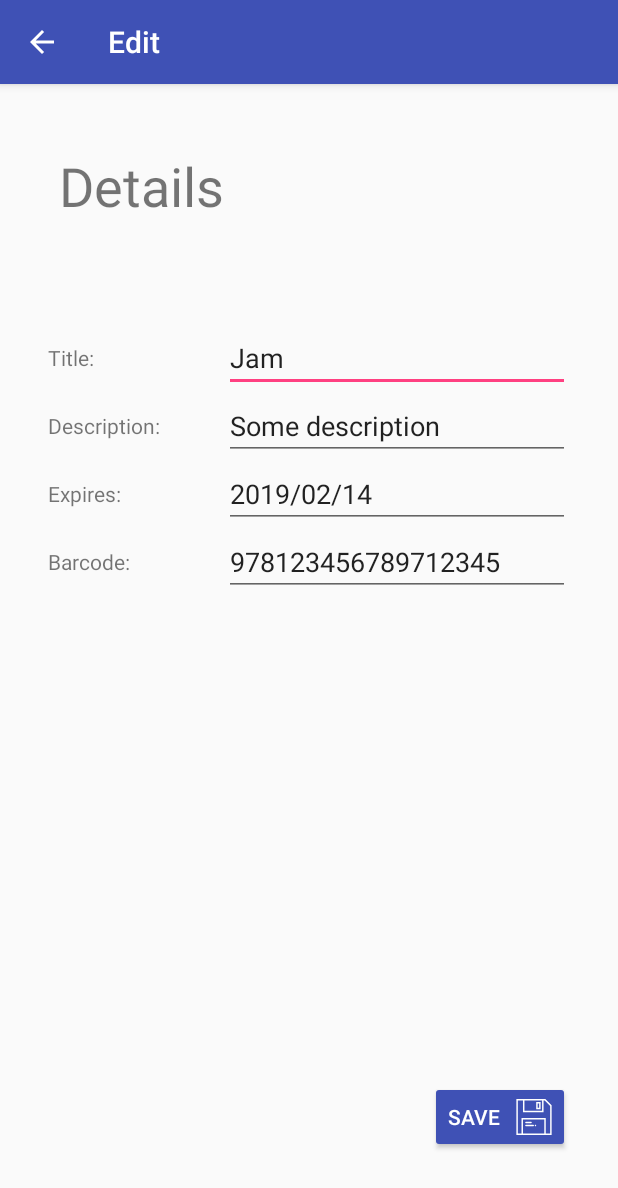
After one commit to Ojasvi-Jalal/SystemDesignProject-Team2, an Android app: the EditActivity screen opened directly, with no data from a screen before it, on a phone screen of 412 x 824 dp. The commit adds this screen. Shown: the top 1188 px of the screen. Run offline under Robolectric (Android 15) with nearby library versions, the light colour scheme and no system bars.

Commit message:
edit activity, animatin work

```diff
--- a/android-app/app/src/main/AndroidManifest.xml
+++ b/android-app/app/src/main/AndroidManifest.xml
@@ -19,6 +19,9 @@
         <activity
             android:name=".ShelfActivity"
             android:parentActivityName=".MainActivity" />
+        <activity
+            android:name=".EditActivity"
+            android:parentActivityName=".EditActivity"/>
     </application>
 
 </manifest>
--- /dev/null
+++ b/android-app/app/src/main/java/com/example/ojasvi/roboreachapp/EditActivity.kt
@@ -0,0 +1,14 @@
+package com.example.ojasvi.roboreachapp
+
+import android.support.v7.app.AppCompatActivity
+import android.os.Bundle
+
+class EditActivity : AppCompatActivity() {
+
+    override fun onCreate(savedInstanceState: Bundle?) {
+        super.onCreate(savedInstanceState)
+        setContentView(R.layout.activity_edit)
+        supportActionBar?.title = "Edit"
+        supportActionBar?.setDisplayHomeAsUpEnabled(true)
+    }
+}
--- a/android-app/app/src/main/java/com/example/ojasvi/roboreachapp/NotificationAdapter.kt
+++ b/android-app/app/src/main/java/com/example/ojasvi/roboreachapp/NotificationAdapter.kt
@@ -6,14 +6,12 @@ import android.view.View
 import android.view.ViewGroup
 import android.widget.TextView
 
-class NotificationAdapter(notifications: List<Notification>): RecyclerView.Adapter<NotificationAdapter.ViewHolder>()  {
-
-    var notifications: List<Notification> = notifications
+class NotificationAdapter(var notifications: List<Notification>): RecyclerView.Adapter<NotificationAdapter.ViewHolder>()  {
 
     override fun getItemCount(): Int = notifications.size
 
     override fun onBindViewHolder(viewHolder: ViewHolder, i: Int) {
-        viewHolder.messageText.text = String.format("${notifications[i].shelf.item.title} in shelf section ${notifications[i].shelf.name} is about to expire.")
+        viewHolder.messageText.text = String.format("${notifications[i].shelf.item?.title} in shelf section ${notifications[i].shelf.name} is about to expire.")
     }
 
 
--- a/android-app/app/src/main/java/com/example/ojasvi/roboreachapp/Shelf.kt
+++ b/android-app/app/src/main/java/com/example/ojasvi/roboreachapp/Shelf.kt
@@ -1,5 +1,5 @@
 package com.example.ojasvi.roboreachapp
 
-class Shelf(var item: Item, val name: String) {
+class Shelf(var item: Item? = null, val name: String) {
 
 }
--- /dev/null
+++ b/android-app/app/src/main/res/drawable/ic_save.xml
@@ -0,0 +1,8 @@
+<vector android:height="24dp" android:viewportHeight="49"
+    android:viewportWidth="49" android:width="24dp" xmlns:android="http://schemas.android.com/apk/res/android">
+    <path android:fillColor="#FFFFFF" android:pathData="M39.914,0H37.5h-28h-9v49h7h33h8V8.586L39.914,0zM35.5,2v14h-24V2H35.5zM9.5,47V28h29v19H9.5zM46.5,47h-6V26h-33v21h-5V2h7v16h28V2h1.586L46.5,9.414V47z"/>
+    <path android:fillColor="#FFFFFF" android:pathData="M13.5,33h7c0.553,0 1,-0.447 1,-1s-0.447,-1 -1,-1h-7c-0.553,0 -1,0.447 -1,1S12.947,33 13.5,33z"/>
+    <path android:fillColor="#FFFFFF" android:pathData="M23.5,35h-10c-0.553,0 -1,0.447 -1,1s0.447,1 1,1h10c0.553,0 1,-0.447 1,-1S24.053,35 23.5,35z"/>
+    <path android:fillColor="#FFFFFF" android:pathData="M25.79,35.29c-0.181,0.189 -0.29,0.45 -0.29,0.71s0.109,0.52 0.29,0.71C25.979,36.89 26.229,37 26.5,37c0.26,0 0.52,-0.11 0.71,-0.29c0.18,-0.19 0.29,-0.45 0.29,-0.71s-0.11,-0.521 -0.29,-0.71C26.84,34.92 26.16,34.92 25.79,35.29z"/>
+    <path android:fillColor="#FFFFFF" android:pathData="M33.5,4h-6v10h6V4zM31.5,12h-2V6h2V12z"/>
+</vector>
--- /dev/null
+++ b/android-app/app/src/main/res/layout/activity_edit.xml
@@ -0,0 +1,171 @@
+<?xml version="1.0" encoding="utf-8"?>
+<android.support.constraint.ConstraintLayout
+    xmlns:android="http://schemas.android.com/apk/res/android"
+    xmlns:app="http://schemas.android.com/apk/res-auto"
+    xmlns:tools="http://schemas.android.com/tools"
+    android:layout_width="match_parent"
+    android:layout_height="match_parent">
+
+    <TextView
+        android:id="@+id/textView5"
+        android:layout_width="wrap_content"
+        android:layout_height="wrap_content"
+        android:layout_marginBottom="8dp"
+        android:layout_marginEnd="8dp"
+        android:layout_marginStart="8dp"
+        android:layout_marginTop="8dp"
+        android:text="Details"
+        android:textSize="36sp"
+        app:layout_constraintBottom_toBottomOf="parent"
+        app:layout_constraintEnd_toEndOf="parent"
+        app:layout_constraintHorizontal_bias="0.11"
+        app:layout_constraintStart_toStartOf="parent"
+        app:layout_constraintTop_toTopOf="parent"
+        app:layout_constraintVertical_bias="0.050000012" />
+
+    <LinearLayout
+        android:id="@+id/linearLayout"
+        android:layout_width="0dp"
+        android:layout_height="wrap_content"
+        android:layout_marginBottom="8dp"
+        android:layout_marginEnd="32dp"
+        android:layout_marginStart="32dp"
+        android:orientation="vertical"
+        app:layout_constraintBottom_toBottomOf="parent"
+        app:layout_constraintEnd_toEndOf="parent"
+        app:layout_constraintStart_toStartOf="parent"
+        app:layout_constraintTop_toBottomOf="@+id/textView5"
+        app:layout_constraintVertical_bias="0.13999999">
+
+        <LinearLayout
+            android:layout_width="match_parent"
+            android:layout_height="match_parent"
+            android:orientation="horizontal">
+
+            <TextView
+                android:id="@+id/textView6"
+                android:layout_width="100dp"
+                android:layout_height="match_parent"
+                android:layout_weight="1"
+                android:gravity="center_vertical"
+                android:text="Title:"
+                android:textAlignment="textStart"
+                tools:layout_editor_absoluteX="36dp"
+                tools:layout_editor_absoluteY="117dp" />
+
+            <EditText
+                android:id="@+id/editText"
+                android:layout_width="wrap_content"
+                android:layout_height="wrap_content"
+                android:layout_weight="1"
+                android:ems="10"
+                android:inputType="textPersonName"
+                android:singleLine="true"
+                android:text="Jam" />
+        </LinearLayout>
+
+        <LinearLayout
+            android:layout_width="match_parent"
+            android:layout_height="match_parent"
+            android:orientation="horizontal">
+
+            <TextView
+                android:id="@+id/textView6"
+                android:layout_width="100dp"
+                android:layout_height="match_parent"
+                android:layout_weight="1"
+                android:gravity="center_vertical"
+                android:text="Description:"
+                android:textAlignment="textStart"
+                tools:layout_editor_absoluteX="36dp"
+                tools:layout_editor_absoluteY="117dp" />
+
+            <EditText
+                android:id="@+id/editText"
+                android:layout_width="wrap_content"
+                android:layout_height="wrap_content"
+                android:layout_weight="1"
+                android:ems="10"
+                android:inputType="textPersonName"
+                android:singleLine="true"
+                android:text="Some description" />
+
+        </LinearLayout>
+
+        <LinearLayout
+            android:layout_width="match_parent"
+            android:layout_height="match_parent"
+            android:layout_weight="1"
+            android:orientation="horizontal">
+
+            <TextView
+                android:id="@+id/textView6"
+                android:layout_width="100dp"
+                android:layout_height="match_parent"
+                android:layout_weight="1"
+                android:gravity="center_vertical"
+                android:text="Expires:"
+                android:textAlignment="textStart"
+                tools:layout_editor_absoluteX="36dp"
+                tools:layout_editor_absoluteY="117dp" />
+
+            <EditText
+                android:id="@+id/editText2"
+                android:layout_width="wrap_content"
+                android:layout_height="wrap_content"
+                android:layout_weight="1"
+                android:ems="10"
+                android:inputType="date"
+                android:text="2019/02/14" />
+
+        </LinearLayout>
+
+        <LinearLayout
+            android:layout_width="match_parent"
+            android:layout_height="match_parent"
+            android:orientation="horizontal">
+
+            <TextView
+                android:id="@+id/textView6"
+                android:layout_width="100dp"
+                android:layout_height="match_parent"
+                android:layout_weight="1"
+                android:gravity="center_vertical"
+                android:text="Barcode:"
+                android:textAlignment="textStart"
+                tools:layout_editor_absoluteX="36dp"
+                tools:layout_editor_absoluteY="117dp" />
+
+            <EditText
+                android:id="@+id/editText3"
+                android:layout_width="wrap_content"
+                android:layout_height="wrap_content"
+                android:layout_weight="1"
+                android:ems="10"
+                android:inputType="number"
+                android:text="978123456789712345" />
+
+        </LinearLayout>
+
+    </LinearLayout>
+
+    <Button
+        android:id="@+id/button4"
+        style="@android:style/Widget.Material.Button.Colored"
+        android:layout_width="wrap_content"
+        android:layout_height="wrap_content"
+        android:layout_marginBottom="8dp"
+        android:layout_marginStart="8dp"
+        android:layout_marginTop="8dp"
+        android:backgroundTint="@color/colorPrimary"
+        android:drawablePadding="10dp"
+        android:drawableRight="@drawable/ic_save"
+        android:text="Save"
+        app:layout_constraintBottom_toBottomOf="parent"
+        app:layout_constraintEnd_toEndOf="@+id/linearLayout"
+        app:layout_constraintHorizontal_bias="1.0"
+        app:layout_constraintStart_toStartOf="parent"
+        app:layout_constraintTop_toBottomOf="@+id/linearLayout"
+        app:layout_constraintVertical_bias="0.87" />
+
+</android.support.constraint.ConstraintLayout>
--- a/android-app/app/src/main/res/layout/notification_card.xml
+++ b/android-app/app/src/main/res/layout/notification_card.xml
@@ -9,7 +9,9 @@
         android:id="@+id/notification"
         android:layout_width="match_parent"
         android:layout_height="wrap_content"
-        app:cardCornerRadius="8dp">
+        android:layout_margin="5dp"
+        app:cardCornerRadius="8dp"
+        app:cardElevation="8dp">
 
         <RelativeLayout
             android:layout_width="match_parent"
--- a/android-app/app/src/main/res/values/strings.xml
+++ b/android-app/app/src/main/res/values/strings.xml
@@ -1,3 +1,4 @@
 <resources>
     <string name="app_name">RoboReachApp</string>
+    <string name="transition_string">transition_string</string> % do not remove!
 </resources>
--- a/android-app/app/src/main/res/values/styles.xml
+++ b/android-app/app/src/main/res/values/styles.xml
@@ -6,6 +6,7 @@
         <item name="colorPrimary">@color/colorPrimary</item>
         <item name="colorPrimaryDark">@color/colorPrimaryDark</item>
         <item name="colorAccent">@color/colorAccent</item>
+        <item name="android:windowContentTransitions">true</item>
     </style>
 
 </resources>
```
Also changed, not shown: android-app/app/src/main/java/com/example/ojasvi/roboreachapp/MainActivity.kt (+60 -7 lines), android-app/app/src/main/java/com/example/ojasvi/roboreachapp/ShelfActivity.kt (+9 -0 lines), android-app/app/src/main/res/layout/activity_shelf.xml (+17 -16 lines), android-app/app/src/main/res/layout/card_shelves.xml (+30 -25 lines).
